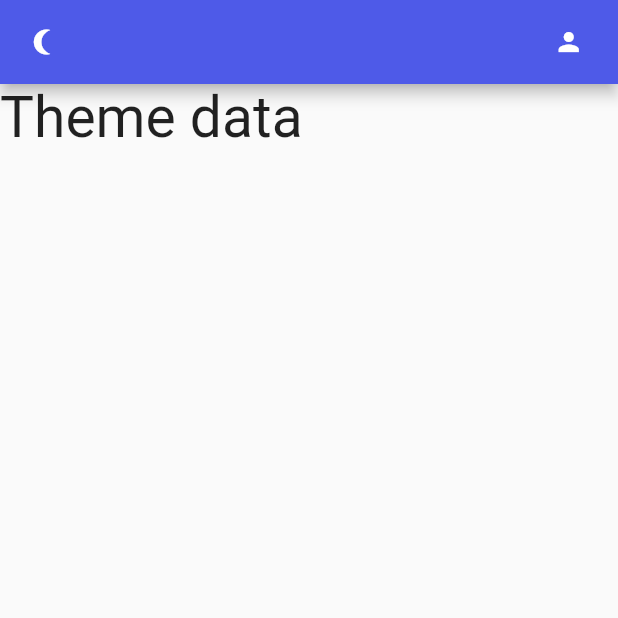
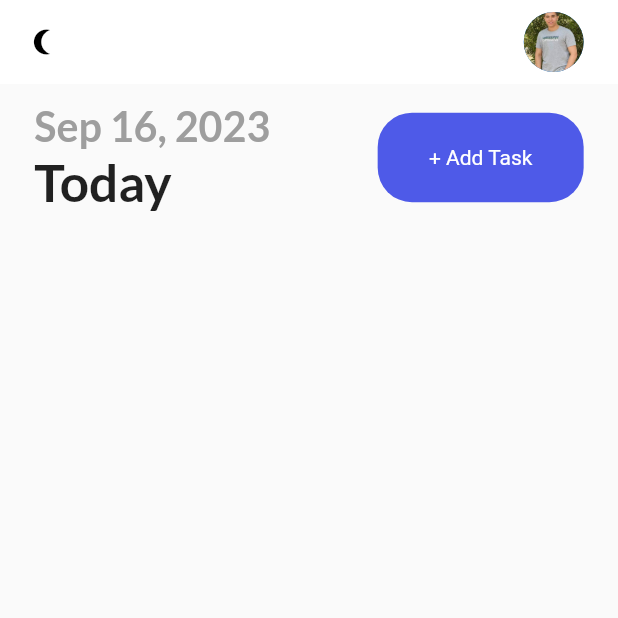
Before and after one commit to a7medAlqal3awyi/tasks_app-, a Flutter app: the screen it shows after launch, on a phone screen of 412 x 824 dp, the top half of it. Run offline on Flutter 3.47's test engine with Material 2 defaults, Android fonts, the phone set to English and light mode, and no system bars; our stand-ins replace flutter_screenutil, get, get_storage, google_fonts.

Commit message:
finish add task bar

```diff
--- a/lib/presentation/screens/home_screen.dart
+++ b/lib/presentation/screens/home_screen.dart
@@ -1,6 +1,10 @@
 import 'package:flutter/material.dart';
 import 'package:flutter_screenutil/flutter_screenutil.dart';
-import 'package:task_app/services/theme_services.dart';
+import 'package:get/get.dart';
+import 'package:intl/intl.dart';
+import 'package:task_app/presentation/themes.dart';
+import '../../services/theme_services.dart';
+import '../widgets/button.dart';
 
 class HomeScreen extends StatefulWidget {
   const HomeScreen({super.key});
@@ -10,15 +14,39 @@ class HomeScreen extends StatefulWidget {
 }
 
 class _HomeScreenState extends State<HomeScreen> {
+  DateTime _selectedDate = DateTime.now();
+
   @override
   Widget build(BuildContext context) {
     return Scaffold(
       appBar: _appBar(),
-      body: const Column(
+      body: Column(
         children: [
-          Text(
-            "Theme data ",
-            style: TextStyle(fontSize: 38),
+          _addTaskBar(),
+        ],
+      ),
+    );
+  }
+
+  _addTaskBar() {
+    return Container(
+      margin: EdgeInsets.only(left: 20.w, top: 10.h, right: 20.w),
+      child: Row(
+        mainAxisAlignment: MainAxisAlignment.spaceBetween,
+        children: [
+          Column(
+            crossAxisAlignment: CrossAxisAlignment.start,
+            children: [
+              Text(
+                DateFormat.yMMMd().format(DateTime.now()),
+                style: subHeadingStyle,
+              ),
+              Text('Today', style: headingStyle),
+            ],
+          ),
+          MyButton(
+            onTap: () => null,
+            label: '+ Add Task',
           )
         ],
       ),
@@ -27,19 +55,23 @@ class _HomeScreenState extends State<HomeScreen> {
 
   _appBar() {
     return AppBar(
+      backgroundColor: context.theme.colorScheme.background,
+      elevation: 0,
       leading: GestureDetector(
         onTap: () {
           ThemeServices().switchTheme();
         },
-        child: const Icon(
-          Icons.nightlight_round_outlined,
+        child: Icon(
+          Get.isDarkMode
+              ? Icons.wb_sunny_outlined
+              : Icons.nightlight_round_outlined,
+          color: Get.isDarkMode ? Colors.white : Colors.black,
           size: 20,
         ),
       ),
       actions: [
-        const Icon(
-          Icons.person,
-          size: 20,
+        const CircleAvatar(
+          backgroundImage: AssetImage('assets/images/ahmed.jpg'),
         ),
         SizedBox(
           width: 20.w,
--- a/lib/presentation/themes.dart
+++ b/lib/presentation/themes.dart
@@ -1,4 +1,8 @@
 import 'package:flutter/material.dart';
+import 'package:flutter_screenutil/flutter_screenutil.dart';
+import 'package:get/get_core/src/get_main.dart';
+import 'package:get/get_navigation/get_navigation.dart';
+import 'package:google_fonts/google_fonts.dart';
 
 const Color blueColor = Color(0xFF4e5ae8);
 const Color yellowColor = Color(0xFFFFB746);
@@ -10,15 +14,38 @@ Color darkHeaderColor = Colors.grey.shade800;
 
 class Themes {
   static final lightTheme = ThemeData(
-      primaryColor: primaryColor,
-      appBarTheme: const AppBarTheme(
-        color: primaryColor,
-      ),
-      brightness: Brightness.light);
+    colorScheme:  const ColorScheme.dark(
+        background: Colors.white,
+      primary: primaryColor,
+      brightness: Brightness.light,
+    ),
+
+
+
+  );
   static final darkTheme = ThemeData(
-      primaryColor: darkGreyColor,
-      appBarTheme: const AppBarTheme(
-        color: darkGreyColor,
-      ),
-      brightness: Brightness.dark);
+    colorScheme:  const ColorScheme.dark(
+      background: darkGreyColor,
+      primary: darkGreyColor,
+      brightness: Brightness.dark
+    ),
+      );
 }
+TextStyle get subHeadingStyle {
+  return GoogleFonts.lato(
+    textStyle: TextStyle(
+      fontWeight: FontWeight.bold,
+      fontSize: 24.sp,
+      color: Get.isDarkMode?Colors.grey[400]:Colors.grey
+
+    )
+  );
+}
+TextStyle get headingStyle {
+  return GoogleFonts.lato(
+      textStyle: TextStyle(
+          fontWeight: FontWeight.bold,
+          fontSize: 30.sp,
+      )
+  );
+}
--- /dev/null
+++ b/lib/presentation/widgets/button.dart
@@ -0,0 +1,32 @@
+import 'package:flutter/material.dart';
+import 'package:flutter_screenutil/flutter_screenutil.dart';
+import 'package:task_app/presentation/themes.dart';
+
+class MyButton extends StatelessWidget {
+  const MyButton({super.key, required this.label, required this.onTap});
+final String label;
+final Function()? onTap ;
+  @override
+  Widget build(BuildContext context) {
+    return GestureDetector(
+      onTap: onTap,
+      child: Container(
+        width: 120.w,
+        height: 50.h,
+        decoration: BoxDecoration(
+          borderRadius: BorderRadius.circular(20.w),
+          color: primaryColor,
+        ),
+        child: Center(
+          child: Text(
+            label,
+            style: TextStyle(
+              color: Colors.white
+            ),
+          ),
+        ),
+      ),
+
+    );
+  }
+}
```
Also changed, not shown: pubspec.yaml (+10 -29 lines), assets/images/ahmed.jpg (added), pubspec.lock, 2 other files.
